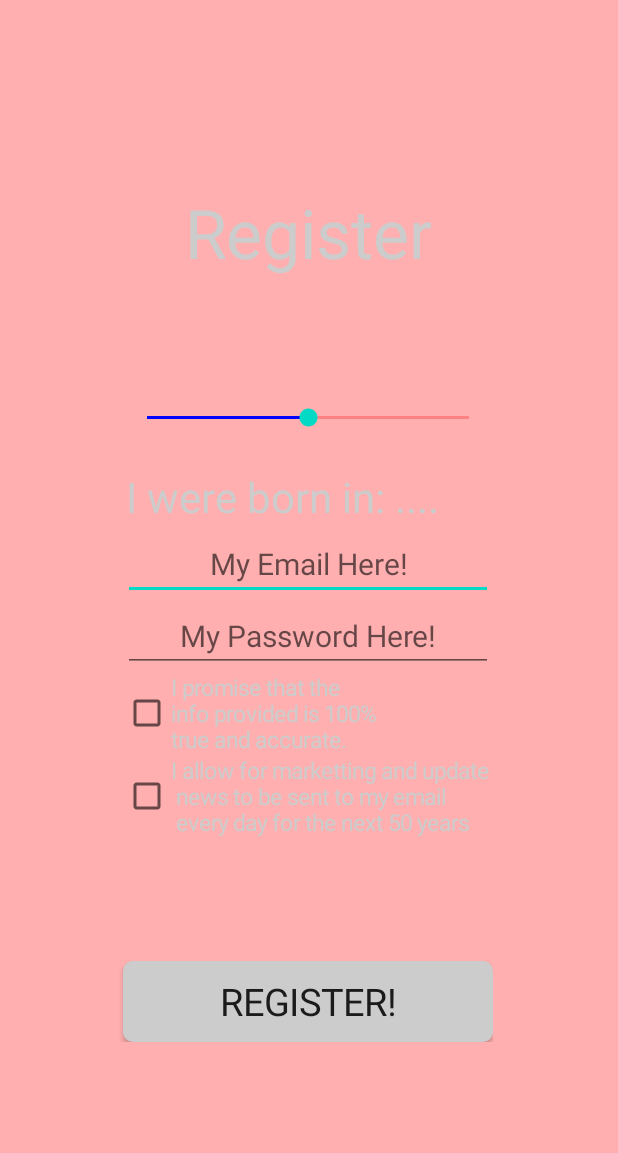
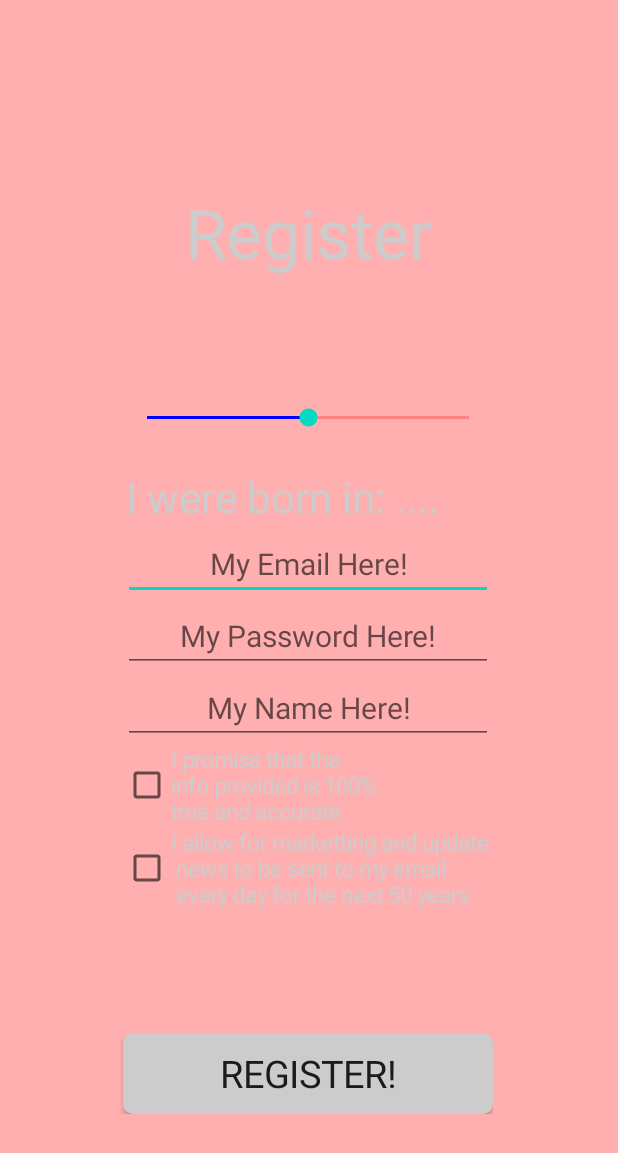
Before and after one commit to Ryker-Smith/gwlogin2023_R2, an Android app: the RegisterScreen screen opened directly, with no data from a screen before it, on a phone screen of 412 x 824 dp. Shown: the top 1153 px of the screen. Run offline under Robolectric (Android 15) with nearby library versions, the phone set to English and light mode, and no system bars.

Commit message:
made the RegisterScreen.java work and be able to register and then log in using that newly registered account!!1!

```diff
--- a/app/src/main/java/com/example/gaswrld/RegisterScreen.java
+++ b/app/src/main/java/com/example/gaswrld/RegisterScreen.java
@@ -16,6 +16,7 @@ import com.google.appinventor.components.runtime.CheckBox;
 import com.google.appinventor.components.runtime.Web;
 import com.google.appinventor.components.runtime.Notifier;
 
+import org.json.JSONException;
 import org.json.JSONObject;
 
 public class RegisterScreen extends Form implements HandlesEventDispatching {
@@ -23,8 +24,8 @@ public class RegisterScreen extends Form implements HandlesEventDispatching {
     Button buttonr;
     HorizontalArrangement padh;
     VerticalArrangement Main, padv, padv2, padv3;
-    Label Label, datedata, errormsg;
-    TextBox email;
+    Label Label, datedata, errormsg, datenr;
+    TextBox email, nme;
     TableArrangement Table;
     Slider date;
     PasswordTextBox pass;
@@ -33,8 +34,6 @@ public class RegisterScreen extends Form implements HandlesEventDispatching {
     Web authweb, authwebjr;
     JSONObject jsonCredentials = new JSONObject();
     Notifier PopUpAd;
-
-    int Year;
 
     protected void $define() {
         this.Sizing("Responsive");
@@ -48,7 +47,7 @@ public class RegisterScreen extends Form implements HandlesEventDispatching {
 
         Table = new TableArrangement(Main);
         Table.Columns(3);
-        Table.Rows(15);
+        Table.Rows(17);
 
         padh = new HorizontalArrangement(Table);
         padh.Column(1);
@@ -89,6 +88,9 @@ public class RegisterScreen extends Form implements HandlesEventDispatching {
         date.MinValue(1943);
         date.MaxValue(2050);
 
+        datenr = new Label(this);
+        datenr.Visible(false);
+
         datedata = new Label(Table);
         datedata.Column(1);
         datedata.Row(6);
@@ -112,16 +114,24 @@ public class RegisterScreen extends Form implements HandlesEventDispatching {
         pass.Hint("My Password Here!");
         pass.TextAlignment(ALIGNMENT_CENTER);
 
+        nme = new TextBox(Table);
+        nme.Column(1);
+        nme.Row(9);
+        nme.FontSize(20);
+        nme.TextColor(COLOR_LTGRAY);
+        nme.Hint("My Name Here!");
+        nme.TextAlignment(ALIGNMENT_CENTER);
+
         box = new CheckBox(Table);
         box.Column(1);
-        box.Row(9);
+        box.Row(10);
         box.Text("I promise that the \ninfo provided is 100% \ntrue and accurate.");
         box.TextColor(COLOR_LTGRAY);
         box.FontSize(15);
 
         boxl = new CheckBox(Table);
         boxl.Column(1);
-        boxl.Row(10);
+        boxl.Row(11);
         boxl.Text("I allow for marketting and update\n news to be sent to my email\n every day for the next 50 years");
         boxl.TextColor(COLOR_LTGRAY);
         boxl.FontSize(15);
@@ -135,7 +145,7 @@ public class RegisterScreen extends Form implements HandlesEventDispatching {
 
         buttonr = new Button(Table);
         buttonr.Column(1);
-        buttonr.Row(13);
+        buttonr.Row(14);
         buttonr.Shape(BUTTON_SHAPE_ROUNDED);
         buttonr.BackgroundColor(COLOR_LTGRAY);
         buttonr.Text("Register!");
@@ -173,15 +183,14 @@ public class RegisterScreen extends Form implements HandlesEventDispatching {
     public boolean dispatchEvent(Component component, String componentName, String eventName, Object[] params) {
         System.err.print("dispatchEvent: " + formName + " [" + component.toString() + "] [" + componentName + "] " + eventName);
         if (eventName.equals("BackPressed")) {
-            // this would be a great place to do something useful
+            //this would be a great place to do something useful
             return true;
         } else if (eventName.equals("PositionChanged")) {
             float x = date.ThumbPosition();
             int y = (int) x;
             datedata.Text(("I were born in:") + y);
-            int Year = (int) y;
-        }
-        else if (eventName.equals("Click")) {
+            datenr.Text(String.valueOf(y));
+        } else if (eventName.equals("Click")) {
             if (component.equals(buttonr)) {
                 if (date.ThumbPosition() > 2004) {
                     tim.TimerEnabled(true);
@@ -206,28 +215,24 @@ public class RegisterScreen extends Form implements HandlesEventDispatching {
                                 } else {
                                     PopUpAd.ShowAlert(UI_Responses.REGISTER_INVALID_EMAIL);
                                 }
-                            }
-                            else {
+                            } else {
                                 tim.TimerEnabled(true);
                                 errormsg.Text("Enter a more secure password!");
                             }
-                        }
-                        else {
+                        } else {
                             tim.TimerEnabled(true);
                             errormsg.Text("Your email address is too short!");
                         }
-                    }
-                    else {
+                    } else {
                         tim.TimerEnabled(true);
                         errormsg.Text("Please enter a valid email!");
                     }
-                }else {
+                } else {
                     tim.TimerEnabled(true);
                     errormsg.Text("Please enter a valid year of birth!");
                 }
             }
-        }
-        else if (eventName.equals("GotText")) {
+        } else if (eventName.equals("GotText")) {
             if (component.equals(authweb)) {
                 String status = params[1].toString();
                 String textOfResponse = (String) params[3];
@@ -239,70 +244,51 @@ public class RegisterScreen extends Form implements HandlesEventDispatching {
                         JSONObject parser = new JSONObject(textOfResponse);
                         if (parser.getString("status").equals("OK")) {
                             String result = parser.getString("user");
-                            if(result.contentEquals("exists")){
+                            if (result.contentEquals("exists")) {
                                 PopUpAd.ShowAlert(UI_Responses.REGISTER_USER_EXISTS);
                                 errormsg.Text(UI_Responses.REGISTER);
-                            }
-                            else {
-                                // can create user
+                            } else {
+                                //can create user
                                 try {
                                     jsonCredentials.put("action", "register");
                                     jsonCredentials.put("user", email.Text());
-                                    jsonCredentials.put("password",pass.Text());
-                                    jsonCredentials.put("fullname","tf2RedSoldier");
-                                    jsonCredentials.put("yob",  );
-                                    System.err.print("Registering: "+jsonCredentials.toString());
-                                    String msg=jsonCredentials.toString() ;
+                                    jsonCredentials.put("password", pass.Text());
+                                    jsonCredentials.put("fullname", nme.Text());
+                                    jsonCredentials.put("yob", datenr.Text());
+                                    System.err.print("Registering: " + jsonCredentials.toString());
+                                    String msg = jsonCredentials.toString();
                                     errormsg.Text(UI_Responses.WAITING);
                                     authweb.PostText(msg);
-                                }
-                                catch (Exception e) {
+                                } catch (Exception e) {
                                     return false;
                                 }
                             }
+                        } else {
+                            errormsg.Text(parser.getString("status"));
                         }
-                        else {
-                            btnRegister.Text(parser.getString("status"));
-                            btnRegister.Enabled(true);
-                        }
+                    } catch (JSONException e) {
+                        errormsg.Text("error connecting1 " + status);
                     }
-                    catch (JSONException e) {
-                        btnRegister.Text("error connecting " + status);
-                        btnRegister.Enabled(true);
-                    }
-                }
-                else {
-                    btnRegister.Text("error connecting " + status);
-                    btnRegister.Enabled(true);
+                } else {
+                    errormsg.Text("error connecting2 " + status);
                 }
                 return true;
-            }
-            else  if (component.equals(authwebjr)) {
+            } else if (component.equals(authwebjr)) {
                 String status = params[1].toString();
                 String textOfResponse = (String) params[3];
-                btnRegister.Text(UI_Responses.REGISTER);
                 if (status.equals("200")) {
                     try {
                         JSONObject parser = new JSONObject(textOfResponse);
                         if (parser.getString("status").equals("OK")) {
                             String result = parser.getString("userid");
-                            if (Integer.parseInt(result)>0) {
-                                announce.ShowAlert(UI_Responses.HAPPY_WOOHOO);
-                                padBottom.Text(UI_Responses.HAPPY_WOOHOO);
-                                btnRegister.Enabled(false);
-                                btnRegister.Text(UI_Responses.SUCCESS);
-                                btnRegister.TextColor(colors.MAIN_BACKGROUND);
-                                btnRegister.BackgroundColor(colors.MAIN_BACKGROUND);
-                                usernameBox.Enabled(false);
-                                passwordBox.Enabled(false);
-                                rnBox.Enabled(false);
-                                bornBox.Enabled(false);
+                            if (Integer.parseInt(result) > 0) {
+                                PopUpAd.ShowAlert(UI_Responses.HAPPY_WOOHOO);
+                                errormsg.Text(UI_Responses.SUCCESS);
+                                tim2.TimerEnabled(true);
                                 return true;
                             }
                         }
-                    }
-                    catch (JSONException e){
-                        btnRegister.Enabled(true);
+                    } catch (JSONException e) {
                         return true;
                     }
                 }
@@ -322,19 +308,3 @@ public class RegisterScreen extends Form implements HandlesEventDispatching {
         return false;
     }
 }
-//
-//
-//
-//
-//
-//
-//
-//
-//
-//
-//
-//
-//
-//
-//
-//
```
